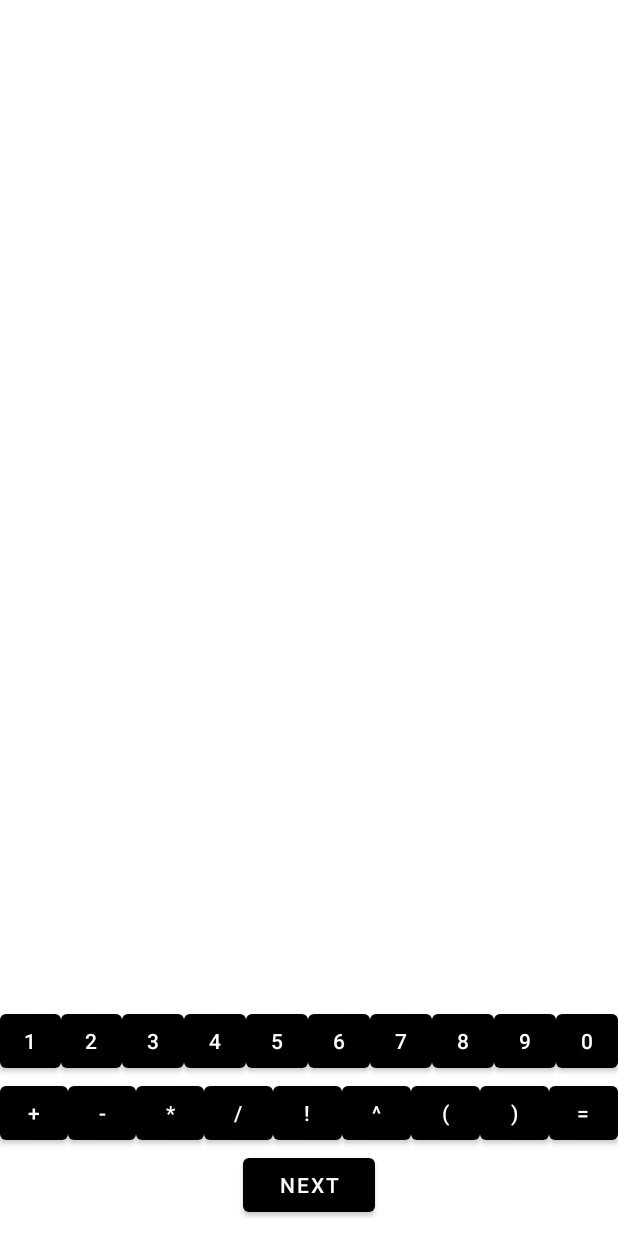
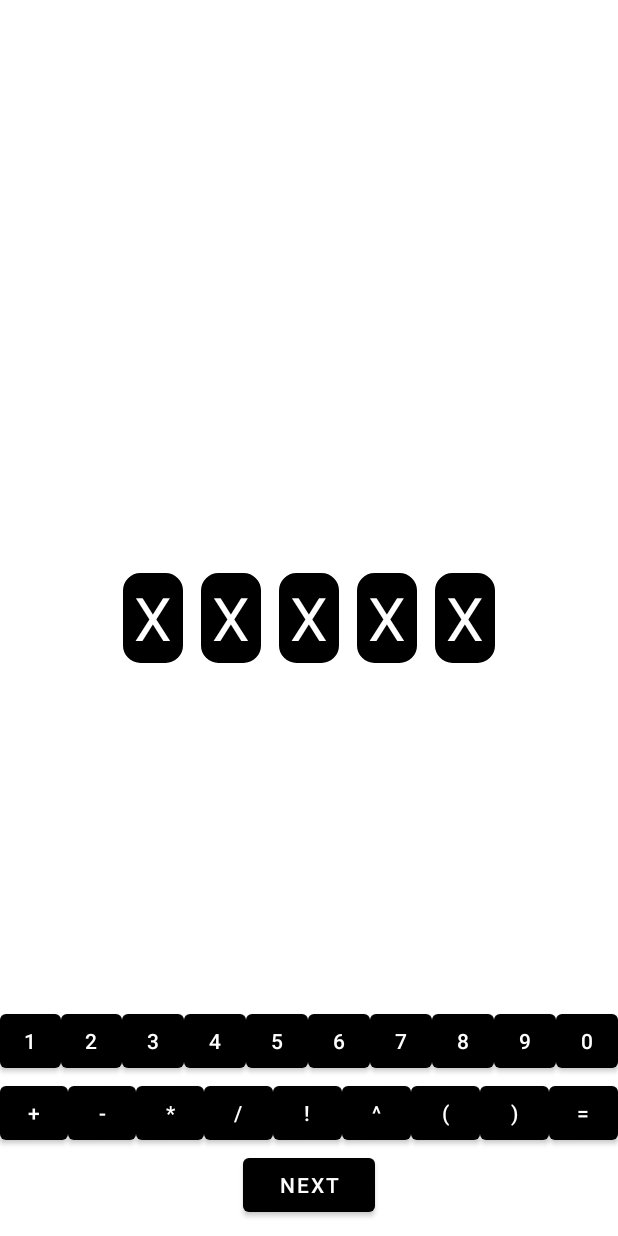
Before and after one commit to Scrip00/Numble, an Android app: the layout activity_game.xml on its own in the app's theme, with its tools: preview values and no code run, on a phone screen of 412 x 824 dp. Run offline under Robolectric (Android 15) with nearby library versions, the phone set to English and light mode, and no system bars.

Commit message:
Made cell grid to load in the background

```diff
--- a/app/src/main/AndroidManifest.xml
+++ b/app/src/main/AndroidManifest.xml
@@ -22,6 +22,7 @@
             </intent-filter>
         </activity>
         <activity android:name=".GameActivity" />
+        <activity android:name=".LoadingAnimator" />
     </application>
 
 </manifest>
--- a/app/src/main/java/com/Scrip0/numble/CellManager.java
+++ b/app/src/main/java/com/Scrip0/numble/CellManager.java
@@ -1,11 +1,13 @@
 package com.Scrip0.numble;
 
 import android.content.Context;
+import android.os.AsyncTask;
 import android.view.View;
 import android.view.animation.AccelerateDecelerateInterpolator;
 import android.view.animation.Animation;
 import android.view.animation.AnimationUtils;
 import android.widget.GridLayout;
+import android.widget.RelativeLayout;
 import android.widget.Toast;
 
 import androidx.core.content.ContextCompat;
@@ -19,14 +21,18 @@ public class CellManager {
     private final int columnCount;
     private final String equation;
     private final Keyboard keyboard;
+    private final RelativeLayout gameLayout;
+    private final LoadingAnimator loadingAnimator;
 
-    public CellManager(Context context, GridLayout gridLayout, int rowCount, int columnCount, String equation, Keyboard keyboard) {
+    public CellManager(Context context, GridLayout gridLayout, RelativeLayout gameLayout, LoadingAnimator loadingAnimator, int rowCount, int columnCount, String equation, Keyboard keyboard) {
         this.context = context;
         this.gridLayout = gridLayout;
         this.rowCount = rowCount;
         this.columnCount = columnCount;
         this.equation = equation;
         this.keyboard = keyboard;
+        this.gameLayout = gameLayout;
+        this.loadingAnimator = loadingAnimator;
         grid = new Cell[rowCount][columnCount];
         gridLayout.setRowCount(rowCount);
         gridLayout.setColumnCount(columnCount);
@@ -39,21 +45,48 @@ public class CellManager {
             @Override
             public void onLayoutChange(View view, int i, int i1, int i2, int i3, int i4, int i5, int i6, int i7) {
                 int width = calculateCellWidth();
+                LoadCellsTask task = new LoadCellsTask();
+                task.execute(width);
+                gridLayout.removeOnLayoutChangeListener(this);
+            }
+        });
+    }
+
+    private final class LoadCellsTask extends AsyncTask<Integer, Void, Void> {
+        @Override
+        protected Void doInBackground(Integer... integers) {
             for (int k = 0; k < rowCount; k++) {
                 for (int j = 0; j < columnCount; j++) {
                     Cell temp = new Cell(context, keyboard);
-                        temp.setSize(width, width);
+                    temp.setSize(integers[0], integers[0]);
                     GridLayout.LayoutParams param = new GridLayout.LayoutParams(GridLayout.spec(k, GridLayout.CENTER, 1F), GridLayout.spec(j, GridLayout.CENTER, 1F));
                     temp.setLayoutParams(param);
                     if (k != 0) temp.disableFocus();
                     if (j != 0) grid[k][j - 1].setNext(temp);
                     grid[k][j] = temp;
-                        gridLayout.addView(temp);
                 }
             }
-                gridLayout.removeOnLayoutChangeListener(this);
+            return null;
         }
-        });
+
+        @Override
+        protected void onPostExecute(Void unused) {
+            for (int k = 0; k < rowCount; k++) {
+                for (int j = 0; j < columnCount; j++) {
+                    gridLayout.addView(grid[k][j]);
+                }
+            }
+            loadingAnimator.setVisibility(View.INVISIBLE);
+            gameLayout.setVisibility(View.VISIBLE);
+            Animation fadeOutAnimation = AnimationUtils.loadAnimation(context, R.anim.fade_out);
+            fadeOutAnimation.setDuration(1000);
+            fadeOutAnimation.setInterpolator(new AccelerateDecelerateInterpolator());
+            gameLayout.setAnimation(fadeOutAnimation);
+            Animation fadeInAnimation = AnimationUtils.loadAnimation(context, R.anim.fade_in);
+            fadeInAnimation.setDuration(1000);
+            fadeInAnimation.setInterpolator(new AccelerateDecelerateInterpolator());
+            loadingAnimator.setAnimation(fadeInAnimation);
+        }
     }
 
     public int calculateCellWidth() {
--- a/app/src/main/java/com/Scrip0/numble/GameActivity.java
+++ b/app/src/main/java/com/Scrip0/numble/GameActivity.java
@@ -5,6 +5,7 @@ import android.os.Bundle;
 import android.view.View;
 import android.widget.Button;
 import android.widget.GridLayout;
+import android.widget.RelativeLayout;
 import android.widget.Toast;
 
 import androidx.appcompat.app.AppCompatActivity;
@@ -26,6 +27,11 @@ public class GameActivity extends AppCompatActivity {
         GridLayout gridLayout = findViewById(R.id.grid_layout);
 
         Keyboard keyboard = findViewById(R.id.keyboard);
+        LoadingAnimator loadingAnimator = findViewById(R.id.loadingAnimator);
+        loadingAnimator.cancelAnimation();
+
+        RelativeLayout gameLayout = findViewById(R.id.gameLayout);
+        gameLayout.setVisibility(View.INVISIBLE);
 
         int equationLength = getIntent().getIntExtra("Length", 3);
         int numtries = getIntent().getIntExtra("Numtries", 3);
@@ -34,7 +40,8 @@ public class GameActivity extends AppCompatActivity {
         boolean withFact = getIntent().getBooleanExtra("With_fact", true);
 
         String equation = new EquationGenerator(equationLength, withMult, withPower, withFact).getEquation();
-        CellManager manager = new CellManager(this, gridLayout, numtries, equationLength, equation, keyboard);
+
+        CellManager manager = new CellManager(getBaseContext(), gridLayout, gameLayout, loadingAnimator, numtries, equationLength, equation, keyboard);
 
         nextBtn.setOnClickListener(new View.OnClickListener() {
             @Override
--- /dev/null
+++ b/app/src/main/java/com/Scrip0/numble/LoadingAnimator.java
@@ -0,0 +1,100 @@
+package com.Scrip0.numble;
+
+import android.content.Context;
+import android.graphics.PorterDuff;
+import android.util.AttributeSet;
+import android.view.LayoutInflater;
+import android.view.animation.AccelerateDecelerateInterpolator;
+import android.view.animation.Animation;
+import android.view.animation.AnimationUtils;
+import android.widget.TextView;
+
+import androidx.constraintlayout.widget.ConstraintLayout;
+import androidx.core.content.ContextCompat;
+
+import java.util.ArrayList;
+import java.util.Timer;
+import java.util.TimerTask;
+
+public class LoadingAnimator extends ConstraintLayout {
+
+    private Timer timer;
+
+    public LoadingAnimator(Context context) {
+        this(context, null, 0);
+    }
+
+    public LoadingAnimator(Context context, AttributeSet attrs) {
+        this(context, attrs, 0);
+    }
+
+    public LoadingAnimator(Context context, AttributeSet attrs, int defStyleAttr) {
+        super(context, attrs, defStyleAttr);
+        init(context, attrs);
+    }
+
+    private void init(Context context, AttributeSet attrs) {
+        LayoutInflater.from(context).inflate(R.layout.loading_anim, this, true);
+        ArrayList<TextView> tiles = new ArrayList<>();
+        tiles.add(findViewById(R.id.tile1));
+        tiles.add(findViewById(R.id.tile2));
+        tiles.add(findViewById(R.id.tile3));
+        tiles.add(findViewById(R.id.tile4));
+        tiles.add(findViewById(R.id.tile5));
+
+        timer = new Timer();
+        timer.schedule(new TimerTask() {
+            int i = 0;
+
+            @Override
+            public void run() {
+                if (i == 0) {
+                    i = 1;
+                    startTileAnim(tiles.get(0), ContextCompat.getColor(context, R.color.cell_wrong), 0);
+                    startTileAnim(tiles.get(1), ContextCompat.getColor(context, R.color.cell_close), 1);
+                    startTileAnim(tiles.get(2), ContextCompat.getColor(context, R.color.cell_close), 2);
+                    startTileAnim(tiles.get(3), ContextCompat.getColor(context, R.color.cell_right), 3);
+                    startTileAnim(tiles.get(4), ContextCompat.getColor(context, R.color.cell_wrong), 4);
+                } else {
+                    i = 0;
+                    startTileAnim(tiles.get(0), ContextCompat.getColor(context, R.color.black), 0);
+                    startTileAnim(tiles.get(1), ContextCompat.getColor(context, R.color.black), 1);
+                    startTileAnim(tiles.get(2), ContextCompat.getColor(context, R.color.black), 2);
+                    startTileAnim(tiles.get(3), ContextCompat.getColor(context, R.color.black), 3);
+                    startTileAnim(tiles.get(4), ContextCompat.getColor(context, R.color.black), 4);
+                }
+            }
+        }, 0, 1500);
+    }
+
+    private void startTileAnim(final TextView tile, int color, int delay) {
+        Animation animation = AnimationUtils.loadAnimation(getContext(), R.anim.scale_in);
+        animation.setStartOffset(delay * 100L);
+        animation.setInterpolator(new AccelerateDecelerateInterpolator());
+        animation.setAnimationListener(new Animation.AnimationListener() {
+            @Override
+            public void onAnimationStart(Animation animation) {
+
+            }
+
+            @Override
+            public void onAnimationEnd(Animation animation) {
+                tile.getBackground().setColorFilter(color, PorterDuff.Mode.MULTIPLY);
+                Animation scaleOutAnimation = AnimationUtils.loadAnimation(getContext(), R.anim.scale_out);
+                scaleOutAnimation.setInterpolator(new AccelerateDecelerateInterpolator());
+                tile.startAnimation(scaleOutAnimation);
+            }
+
+            @Override
+            public void onAnimationRepeat(Animation animation) {
+
+            }
+        });
+        tile.startAnimation(animation);
+    }
+
+    public void cancelAnimation() {
+        if (timer != null)
+            timer.cancel();
+    }
+}
--- a/app/src/main/java/com/Scrip0/numble/MainMenu.java
+++ b/app/src/main/java/com/Scrip0/numble/MainMenu.java
@@ -1,11 +1,10 @@
 package com.Scrip0.numble;
 
-import androidx.appcompat.app.AppCompatActivity;
-
-import android.app.AlertDialog;
 import android.os.Bundle;
 import android.view.View;
 import android.widget.Button;
+
+import androidx.appcompat.app.AppCompatActivity;
 
 public class MainMenu extends AppCompatActivity {
 
@@ -19,6 +18,7 @@ public class MainMenu extends AppCompatActivity {
         newGameBtn.setOnClickListener(new View.OnClickListener() {
             @Override
             public void onClick(View view) {
+                overridePendingTransition(R.anim.fade_out, R.anim.fade_in);
                 new StartNewGameDialog().show(getSupportFragmentManager(), "dialog");
             }
         });
--- /dev/null
+++ b/app/src/main/res/drawable/loading_tile.xml
@@ -0,0 +1,7 @@
+<?xml version="1.0" encoding="utf-8"?>
+<shape xmlns:android="http://schemas.android.com/apk/res/android">
+    <solid android:color="#FFFFFF"/>
+    <stroke android:width="3dp" android:color="#B1BCBE" />
+    <corners android:radius="10dp"/>
+    <padding android:left="0dp" android:top="0dp" android:right="0dp" android:bottom="0dp" />
+</shape>
--- a/app/src/main/res/layout/activity_game.xml
+++ b/app/src/main/res/layout/activity_game.xml
@@ -5,6 +5,16 @@
     android:layout_width="match_parent"
     android:layout_height="match_parent"
     tools:context=".GameActivity">
+
+    <com.Scrip0.numble.LoadingAnimator
+        android:id="@+id/loadingAnimator"
+        android:layout_width="match_parent"
+        android:layout_height="match_parent" />
+
+    <RelativeLayout
+        android:id="@+id/gameLayout"
+        android:layout_width="match_parent"
+        android:layout_height="match_parent">
 
         <GridLayout
             android:id="@+id/grid_layout"
@@ -29,6 +39,6 @@
             android:layout_centerHorizontal="true"
             android:layout_marginBottom="10dp"
             android:text="Next" />
-
+    </RelativeLayout>
 
 </RelativeLayout>
--- /dev/null
+++ b/app/src/main/res/layout/loading_anim.xml
@@ -0,0 +1,92 @@
+<?xml version="1.0" encoding="utf-8"?>
+<androidx.constraintlayout.widget.ConstraintLayout xmlns:android="http://schemas.android.com/apk/res/android"
+    xmlns:app="http://schemas.android.com/apk/res-auto"
+    xmlns:tools="http://schemas.android.com/tools"
+    android:layout_width="match_parent"
+    android:layout_height="match_parent">
+
+    <LinearLayout
+        android:layout_width="match_parent"
+        android:layout_height="wrap_content"
+        android:gravity="center"
+        android:orientation="horizontal"
+        android:paddingLeft="40dp"
+        android:paddingRight="40dp"
+        app:layout_constraintBottom_toBottomOf="parent"
+        app:layout_constraintEnd_toEndOf="parent"
+        app:layout_constraintStart_toStartOf="parent"
+        app:layout_constraintTop_toTopOf="parent">
+
+        <TextView
+            android:id="@+id/tile1"
+            android:layout_width="40dp"
+            android:layout_height="60dp"
+            android:layout_marginStart="6dp"
+            android:layout_marginEnd="6dp"
+            android:background="@drawable/loading_tile"
+            android:backgroundTint="@color/black"
+            android:gravity="center"
+            android:text="X"
+            android:textColor="@color/white"
+            android:textSize="40sp"
+            tools:ignore="HardcodedText" />
+
+        <TextView
+            android:id="@+id/tile2"
+            android:layout_width="40dp"
+            android:layout_height="60dp"
+            android:layout_marginStart="6dp"
+            android:layout_marginEnd="6dp"
+            android:background="@drawable/loading_tile"
+            android:backgroundTint="@color/black"
+            android:gravity="center"
+            android:text="X"
+            android:textColor="@color/white"
+            android:textSize="40sp"
+            tools:ignore="HardcodedText" />
+
+        <TextView
+            android:id="@+id/tile3"
+            android:layout_width="40dp"
+            android:layout_height="60dp"
+            android:layout_marginStart="6dp"
+            android:layout_marginEnd="6dp"
+            android:background="@drawable/loading_tile"
+            android:backgroundTint="@color/black"
+            android:gravity="center"
+            android:text="X"
+            android:textColor="@color/white"
+            android:textSize="40sp"
+            tools:ignore="HardcodedText" />
+
+        <TextView
+            android:id="@+id/tile4"
+            android:layout_width="40dp"
+            android:layout_height="60dp"
+            android:layout_marginStart="6dp"
+            android:layout_marginEnd="6dp"
+            android:background="@drawable/loading_tile"
+            android:backgroundTint="@color/black"
+            android:gravity="center"
+            android:text="X"
+            android:textColor="@color/white"
+            android:textSize="40sp"
+            tools:ignore="HardcodedText" />
+
+        <TextView
+            android:id="@+id/tile5"
+            android:layout_width="40dp"
+            android:layout_height="60dp"
+            android:layout_marginStart="6dp"
+            android:layout_marginEnd="6dp"
+            android:background="@drawable/loading_tile"
+            android:backgroundTint="@color/black"
+            android:gravity="center"
+            android:text="X"
+            android:textColor="@color/white"
+            android:textSize="40sp"
+            tools:ignore="HardcodedText" />
+
+
+    </LinearLayout>
+</androidx.constraintlayout.widget.ConstraintLayout>
```
Lines whose indentation alone changed are shown as unchanged.
